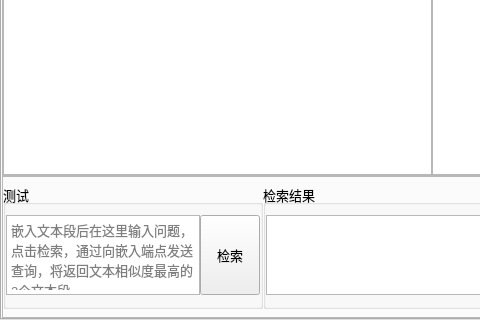
ylsdamxssjxxdd/eva, file src/expend.ui: the form before one commit; both pictures show x 0 to 480 and y 314 to 634 of the 864 by 634 pixel window.
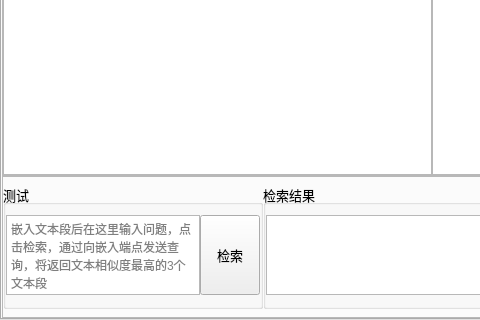
The form after the commit. The open tabs and pages were chosen to show the change. Custom widgets are drawn as their Qt base class.

Patch:
```diff
--- a/src/expend.ui
+++ b/src/expend.ui
@@ -1740,6 +1740,12 @@
                  <height>80</height>
                 </size>
                </property>
+               <property name="font">
+                <font>
+                 <family>Arial</family>
+                 <pointsize>9</pointsize>
+                </font>
+               </property>
                <property name="placeholderText">
                 <string>嵌入文本段后在这里输入问题，点击检索，通过向嵌入端点发送查询，将返回文本相似度最高的3个文本段</string>
                </property>
```
Left out of the diff: 104 changed lines with no effect on the pictures.
